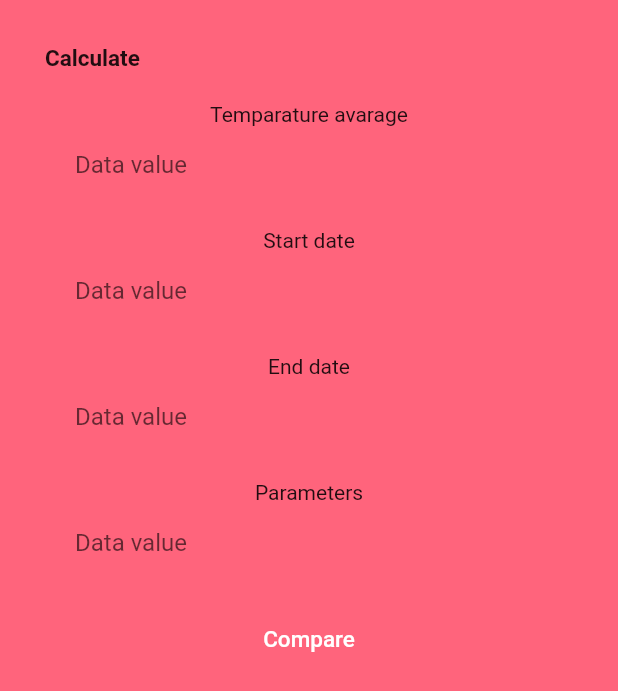
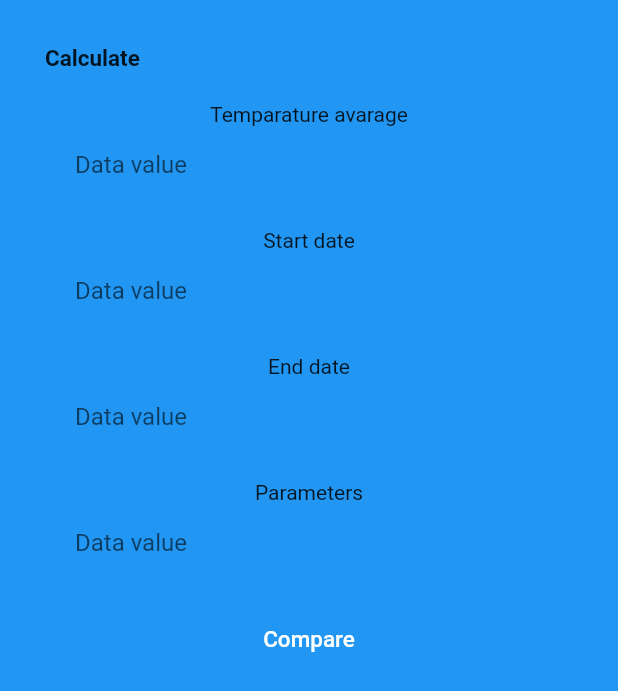
Before and after one commit to claranceliberi/YAMS, a Flutter app: the screen it shows after launch, on a phone screen of 412 x 824 dp. Shown: the top 691 px of the screen. Run offline on Flutter 3.47's test engine with Material 2 defaults, Android fonts, the phone set to English and light mode, and no system bars; our stand-ins replace dio, get_it, mobx, sembast, shared_preferences, validators; missing offline and left inert: xxtea; generated files the repository leaves out were written again; Roboto replaces fonts that are missing (SF Pro Display).

```diff
--- a/lib/main.dart
+++ b/lib/main.dart
@@ -11,11 +11,11 @@ class MyApp extends StatelessWidget {
   @override
   Widget build(BuildContext context) {
     return MaterialApp(
-      title: 'Covast',
+      title: 'YAMS',
       theme: ThemeData(
           // primarySwatch: Color.fromRGBO(0, 196, 140,1),
-          accentColor: Color.fromRGBO(0, 196, 140, 1),
-          primaryColor: Color.fromRGBO(255, 100, 124, 1),
+          // accentColor: Color.fromRGBO(0, 196, 140, 1),
+          // primaryColor: Color.fromRGBO(255, 100, 124, 1),
           fontFamily: 'SF Pro Display',
           scaffoldBackgroundColor: Colors.white,
           appBarTheme: AppBarTheme(
```
Also changed, not shown: 1 other file.
